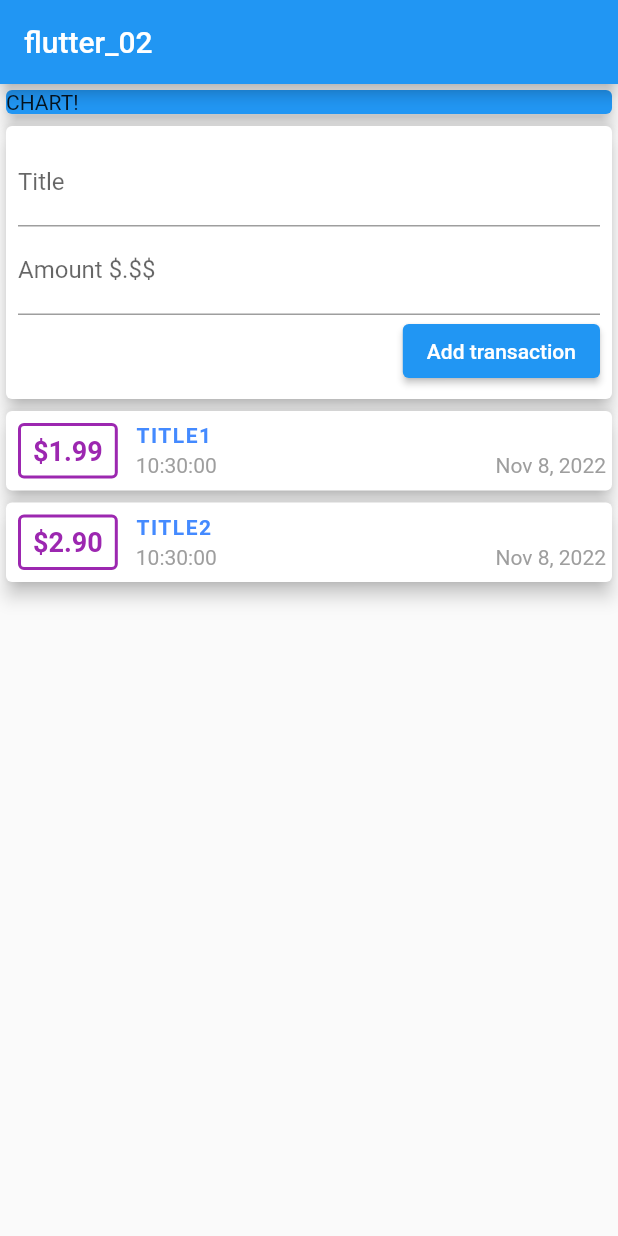
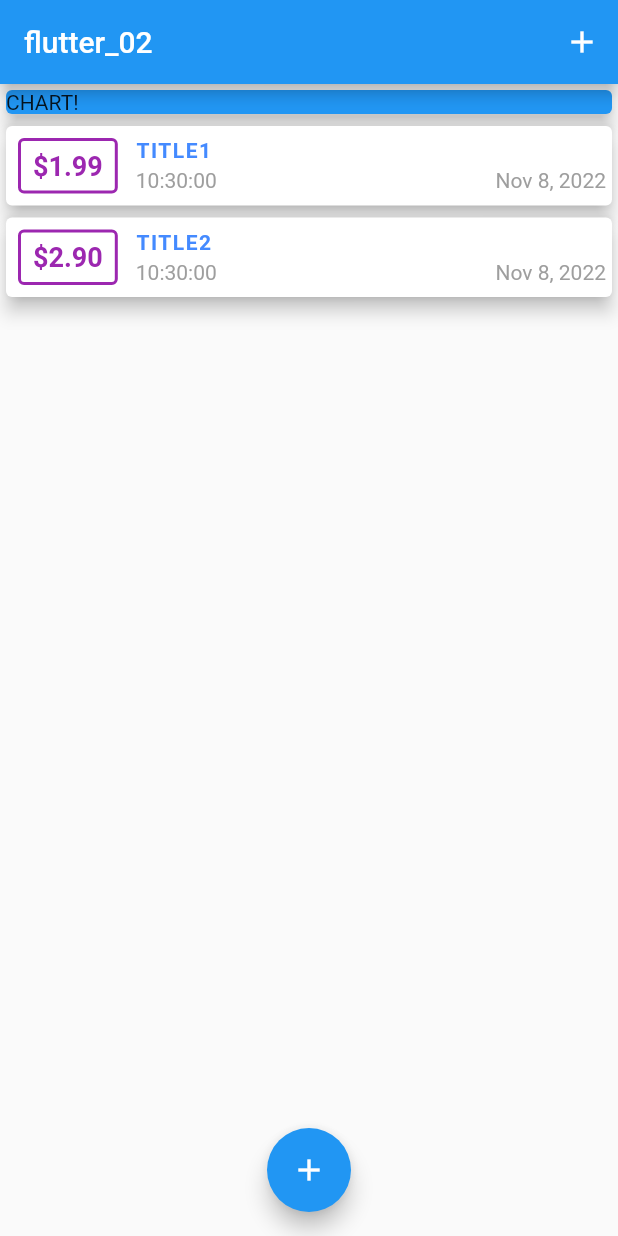
Before and after one commit to Cutter72/flutter_02, a Flutter app: the screen it shows after launch, on a phone screen of 412 x 824 dp. Run offline on Flutter 3.47's test engine with Material 2 defaults, Android fonts, the phone set to English and light mode, and no system bars.

Commit message:
Day 5 CLosing popup by Navigator.of(context).pop() and widgets refactor to move up to main dart some logic

```diff
--- a/lib/main.dart
+++ b/lib/main.dart
@@ -1,5 +1,7 @@
 import 'package:flutter/material.dart';
-import 'package:flutter_02/widgets/user_transactions.dart';
+import 'package:flutter_02/models/transaction.dart';
+import 'package:flutter_02/widgets/new_transaction.dart';
+import 'package:flutter_02/widgets/transaction_list.dart';
 import 'package:intl/date_symbol_data_local.dart';
 import 'package:intl/intl.dart';
 import 'package:intl/intl_standalone.dart';
@@ -33,13 +35,38 @@ class MyApp extends StatelessWidget {
   }
 }
 
-class MyHomePage extends StatelessWidget {
+class MyHomePage extends StatefulWidget {
+  @override
+  State<MyHomePage> createState() => _MyHomePageState();
+}
+
+class _MyHomePageState extends State<MyHomePage> {
+  final List<Transaction> _transactions = [
+    Transaction(title: "title1", amount: 1.99),
+    Transaction(title: "title2", amount: 2.9),
+  ];
+
+  void _addTransaction(Transaction transaction) {
+    setState(() {
+      _transactions.add(transaction);
+    });
+  }
+
+  void _startAddNewTransaction(BuildContext ctx) {
+    showModalBottomSheet(
+        context: ctx,
+        builder: (cCtx) {
+          return GestureDetector(
+              onTap: () {}, behavior: HitTestBehavior.opaque, child: NewTransaction(_addTransaction));
+        });
+  }
 
   @override
   Widget build(BuildContext context) {
     return Scaffold(
       appBar: AppBar(
         title: Text("flutter_02"),
+        actions: [IconButton(onPressed: () => _startAddNewTransaction(context), icon: Icon(Icons.add))],
       ),
       body: ListView(
         // mainAxisAlignment: MainAxisAlignment.start,
@@ -55,9 +82,12 @@ class MyHomePage extends StatelessWidget {
             ),
             elevation: 5,
           ),
-          UserTransactions(),
+          TransactionList(_transactions),
         ],
       ),
+      floatingActionButtonLocation: FloatingActionButtonLocation.centerFloat,
+      floatingActionButton:
+          FloatingActionButton(onPressed: () => _startAddNewTransaction(context), child: Icon(Icons.add)),
     );
   }
 }
--- a/lib/widgets/user_transactions.dart
+++ /dev/null
@@ -1,35 +0,0 @@
-import 'package:flutter/material.dart';
-import 'package:flutter_02/models/transaction.dart';
-import 'package:flutter_02/widgets/new_transaction.dart';
-import 'package:flutter_02/widgets/transaction_list.dart';
-
-///
-/// @author Paweł Drelich <drelich_pawel@o2.pl>
-///
-class UserTransactions extends StatefulWidget {
-  @override
-  State<UserTransactions> createState() => _UserTransactionsState();
-}
-
-class _UserTransactionsState extends State<UserTransactions> {
-  final List<Transaction> _transactions = [
-    Transaction(title: "title1", amount: 1.99),
-    Transaction(title: "title2", amount: 2.9),
-  ];
-
-  @override
-  Widget build(BuildContext context) {
-    return Column(
-      children: [
-        NewTransaction(_addTransaction),
-        TransactionList(_transactions),
-      ],
-    );
-  }
-
-  _addTransaction(Transaction transaction) {
-    setState(() {
-      _transactions.add(transaction);
-    });
-  }
-}
```
Also changed, not shown: lib/widgets/new_transaction.dart (+13 -6 lines).
